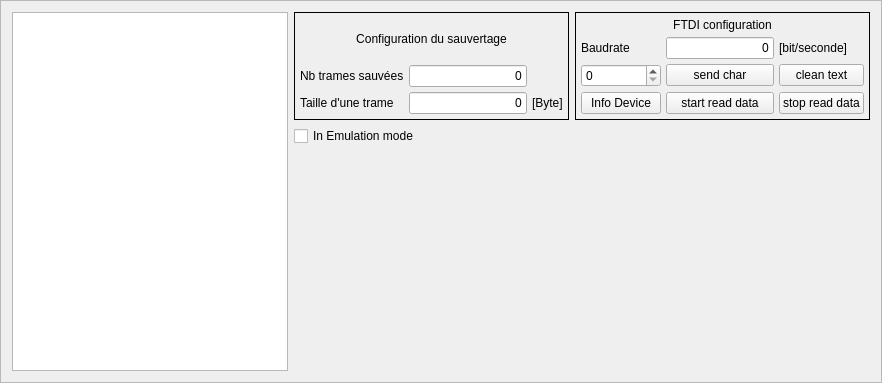
First picture: the form in debugWindow.ui, repository coucou1121/Datalogger, before the edit.
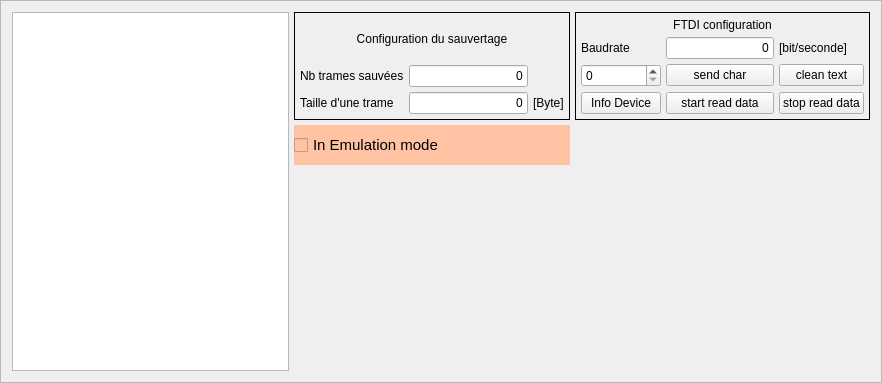
Second picture: the form after the edit.

Commit message: Add plot setting widget Debug interface positionning

The edit to the form file:
```diff
--- a/debugWindow.ui
+++ b/debugWindow.ui
@@ -20,6 +20,21 @@
    <enum>QFrame::Raised</enum>
   </property>
   <layout class="QGridLayout" name="gridLayout_3">
+   <property name="leftMargin">
+    <number>11</number>
+   </property>
+   <property name="topMargin">
+    <number>11</number>
+   </property>
+   <property name="rightMargin">
+    <number>11</number>
+   </property>
+   <property name="bottomMargin">
+    <number>11</number>
+   </property>
+   <property name="spacing">
+    <number>5</number>
+   </property>
    <item row="0" column="1">
     <widget class="QFrame" name="frameSaveFrame">
      <property name="frameShape">
@@ -212,6 +227,20 @@
    </item>
    <item row="1" column="1">
     <widget class="QCheckBox" name="checkBoxEmulationMode">
+     <property name="minimumSize">
+      <size>
+       <width>0</width>
+       <height>40</height>
+      </size>
+     </property>
+     <property name="font">
+      <font>
+       <pointsize>11</pointsize>
+      </font>
+     </property>
+     <property name="styleSheet">
+      <string notr="true">background-color: rgb(255, 195, 164);</string>
+     </property>
      <property name="text">
       <string>In Emulation mode</string>
      </property>
```
The commit also changes 13 other files.
